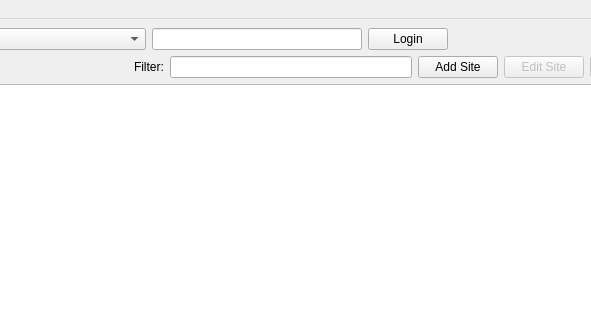
This is ui/main_window.ui in bkueng/qMasterPassword as Qt 5 draws it before an edit; both pictures show x 210 to 801 and y 0 to 320 of the 889 by 600 pixel window. The edited form follows.
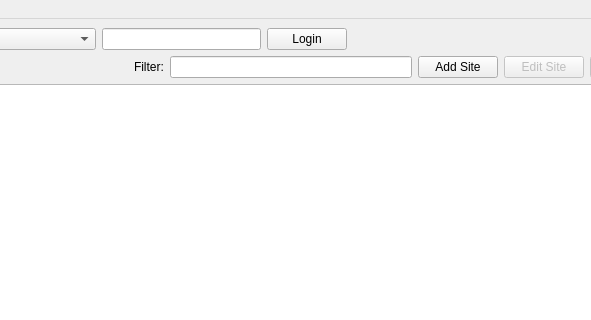
This is the edited form. Icons and pictures are not drawn.

Commit message: identicon: better size mode to avoid constant resizing of password field

The edit to the form file:
```diff
--- a/ui/main_window.ui
+++ b/ui/main_window.ui
@@ -65,6 +65,12 @@
       </item>
       <item>
        <widget class="QLineEdit" name="txtPassword">
+        <property name="sizePolicy">
+         <sizepolicy hsizetype="Expanding" vsizetype="Fixed">
+          <horstretch>0</horstretch>
+          <verstretch>0</verstretch>
+         </sizepolicy>
+        </property>
         <property name="echoMode">
          <enum>QLineEdit::Password</enum>
         </property>
@@ -79,6 +85,12 @@
       </item>
       <item>
        <widget class="QLabel" name="lblIdenticon">
+        <property name="sizePolicy">
+         <sizepolicy hsizetype="Expanding" vsizetype="Preferred">
+          <horstretch>0</horstretch>
+          <verstretch>0</verstretch>
+         </sizepolicy>
+        </property>
         <property name="text">
          <string/>
         </property>
```
The commit also changes 1 other file.
